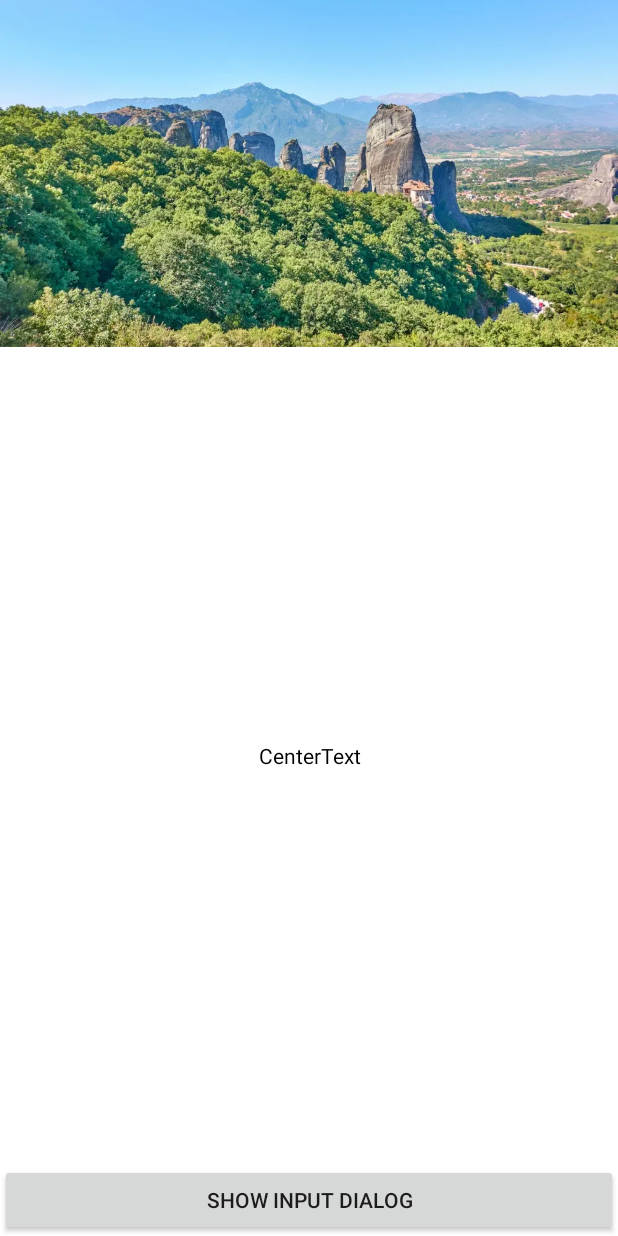
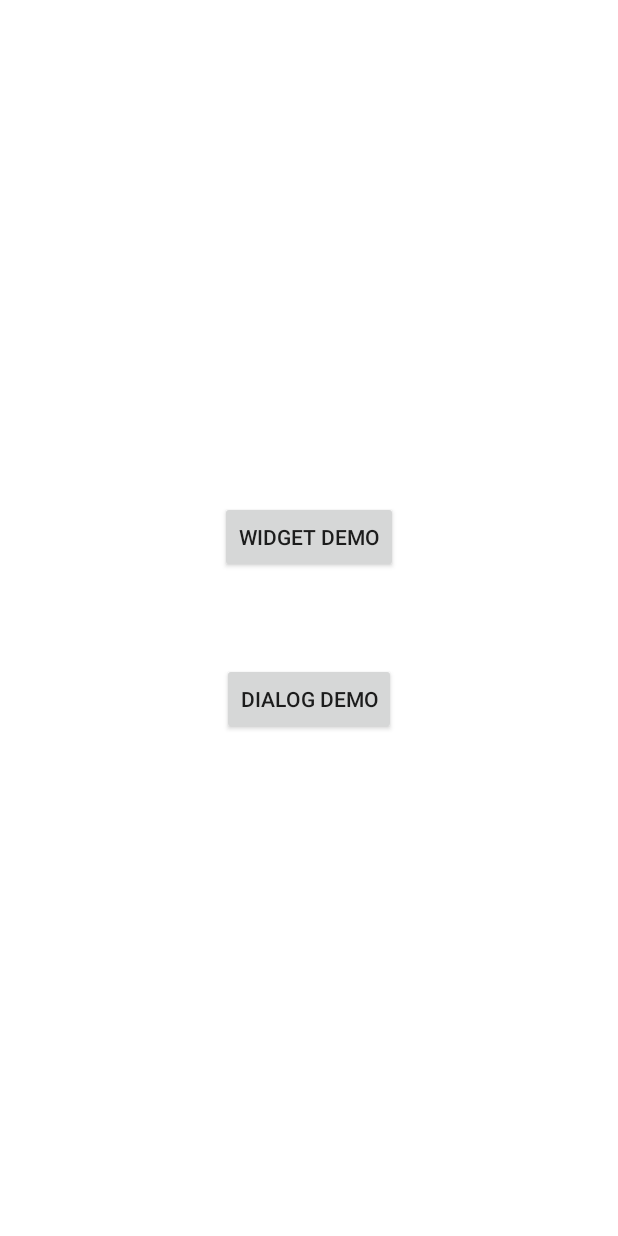
Before and after one commit to Shinyshine90/KeyboardAwareUiKit, an Android app: the screen it shows after launch (MainActivity), on a phone screen of 412 x 824 dp. Run offline under Robolectric (Android 15) with nearby library versions, the phone set to English and light mode, and no system bars.

Commit message:
feat: widget封装方式重构，提供Widget、Dialog两个使用场景的Demo

```diff
--- a/app/src/main/java/com/example/inputpaneldialog/MainActivity.kt
+++ b/app/src/main/java/com/example/inputpaneldialog/MainActivity.kt
@@ -1,102 +1,23 @@
 package com.example.inputpaneldialog
 
+import android.content.Intent
+import androidx.appcompat.app.AppCompatActivity
 import android.os.Bundle
-import android.util.Log
 import android.view.View
-import android.graphics.Color
-import android.content.res.Configuration
-import android.view.WindowManager
-import androidx.appcompat.app.AppCompatActivity
-import androidx.core.view.WindowCompat
-import androidx.core.view.updatePadding
-import com.candy.keyboard_aware.KeyboardDialog
-import com.candy.keyboard_aware.utils.SystemUiUtils
-import com.example.inputpaneldialog.dialog.DemoKeyboardDialog
-import com.example.inputpaneldialog.helper.OrientationHelper
-
-private const val TAG = "MainActivityTag"
+import com.example.inputpaneldialog.demo.chat.ChatDemoActivity
+import com.example.inputpaneldialog.demo.dialog.KeyboardDialogDemoActivity
 
 class MainActivity : AppCompatActivity() {
+    override fun onCreate(savedInstanceState: Bundle?) {
+        super.onCreate(savedInstanceState)
+        setContentView(R.layout.activity_main)
 
-    private var panelDialog: KeyboardDialog? = null
+        findViewById<View>(R.id.btn_widget_demo).setOnClickListener {
+            startActivity(Intent(this, ChatDemoActivity::class.java))
+        }
 
-    private val btnShowDialog by lazy {
-        findViewById<View>(R.id.btnShowDialog)
-    }
-
-    private val orientationHelper by lazy {
-        OrientationHelper(this) {
-            requestedOrientation = it
+        findViewById<View>(R.id.btn_dialog_demo).setOnClickListener {
+            startActivity(Intent(this, KeyboardDialogDemoActivity::class.java))
         }
     }
-
-    private val tvContent by lazy {
-        findViewById<View>(R.id.tvContent)
-    }
-
-    override fun onCreate(savedInstanceState: Bundle?) {
-        super.onCreate(savedInstanceState)
-        Log.e(TAG, "onCreate: ")
-        setupSystemUi()
-        setContentView(R.layout.activity_main)
-        initView()
-        orientationHelper.start()
-    }
-
-    private fun initView() {
-        findViewById<View>(R.id.btnShowDialog).setOnClickListener {
-            showInputDialog()
-        }
-    }
-
-    override fun onConfigurationChanged(newConfig: Configuration) {
-        hideInputDialog()
-        setupSystemUi()
-        super.onConfigurationChanged(newConfig)
-        Log.e(TAG, "onConfigurationChanged: ")
-    }
-
-    override fun onWindowFocusChanged(hasFocus: Boolean) {
-        setupSystemUi()
-        super.onWindowFocusChanged(hasFocus)
-        Log.e(TAG, "onWindowFocusChanged: ")
-    }
-
-    private fun showInputDialog() {
-        panelDialog = DemoKeyboardDialog(this).apply {
-            show {
-                registerBottomUiHeightChanged {
-                    val bottom = (it - btnShowDialog.height).coerceAtLeast(0)
-                    tvContent.updatePadding(bottom = bottom)
-                }
-            }
-        }
-    }
-
-    private fun hideInputDialog() {
-        panelDialog?.dismiss()
-        panelDialog = null
-    }
-
-    private fun setupSystemUi() {
-        if (resources.configuration.orientation == Configuration.ORIENTATION_LANDSCAPE) {
-            window.addFlags(WindowManager.LayoutParams.FLAG_FULLSCREEN)
-            SystemUiUtils.immersionMode(window)
-            //SystemUiUtils.hideStatusBar(window)
-            //SystemUiUtils.hideNavigationBar(window)
-        } else {
-            WindowCompat.setDecorFitsSystemWindows(window, true)
-            window.clearFlags(WindowManager.LayoutParams.FLAG_FULLSCREEN)
-            SystemUiUtils.showStatusBar(window)
-            SystemUiUtils.statusBarColor(window, Color.RED)
-            SystemUiUtils.showNavigationBar(window)
-            SystemUiUtils.navigationBarColor(window, Color.WHITE)
-        }
-    }
-
-    override fun onDestroy() {
-        orientationHelper.release()
-        super.onDestroy()
-    }
-
 }
--- a/app/src/main/res/layout/activity_main.xml
+++ b/app/src/main/res/layout/activity_main.xml
@@ -1,16 +1,32 @@
 <?xml version="1.0" encoding="utf-8"?>
-<FrameLayout
+<androidx.constraintlayout.widget.ConstraintLayout
     xmlns:android="http://schemas.android.com/apk/res/android"
+    xmlns:app="http://schemas.android.com/apk/res-auto"
+    xmlns:tools="http://schemas.android.com/tools"
     android:layout_width="match_parent"
     android:layout_height="match_parent">
 
-    <FrameLayout
-        android:id="@+id/flRoot"
-        android:layout_width="match_parent"
-        android:layout_height="match_parent">
 
-        <include layout="@layout/activity_main_pt"/>
+    <Button
+        android:id="@+id/btn_widget_demo"
+        android:layout_width="wrap_content"
+        android:layout_height="wrap_content"
+        android:text="widget demo"
+        android:layout_marginBottom="60dp"
+        app:layout_constraintVertical_chainStyle="packed"
+        app:layout_constraintEnd_toEndOf="parent"
+        app:layout_constraintStart_toStartOf="parent"
+        app:layout_constraintTop_toTopOf="parent"
+        app:layout_constraintBottom_toTopOf="@+id/btn_dialog_demo"
+        />
 
-    </FrameLayout>
-
-</FrameLayout>
+    <Button
+        android:id="@+id/btn_dialog_demo"
+        android:layout_width="wrap_content"
+        android:layout_height="wrap_content"
+        android:text="dialog demo"
+        app:layout_constraintBottom_toBottomOf="parent"
+        app:layout_constraintEnd_toEndOf="parent"
+        app:layout_constraintStart_toStartOf="parent"
+        app:layout_constraintTop_toBottomOf="@+id/btn_widget_demo" />
+</androidx.constraintlayout.widget.ConstraintLayout>
--- a/keyboard-aware-layout/src/main/res/layout/dialog_input_panel.xml
+++ b/keyboard-aware-layout/src/main/res/layout/dialog_input_panel.xml
@@ -1,5 +1,5 @@
 <?xml version="1.0" encoding="utf-8"?>
-<com.candy.keyboard_aware.KeyboardAwareLinearLayout
+<com.candy.keyboard_aware.KeyboardAwareLayout
     xmlns:android="http://schemas.android.com/apk/res/android"
     xmlns:tools="http://schemas.android.com/tools"
     android:layout_width="match_parent"
@@ -7,4 +7,4 @@
     android:orientation="vertical"
     android:id="@+id/llRoot">
 
-</com.candy.keyboard_aware.KeyboardAwareLinearLayout>
+</com.candy.keyboard_aware.KeyboardAwareLayout>
```
Also changed, not shown: app/src/main/AndroidManifest.xml (+18 -12 lines), app/src/main/java/com/example/inputpaneldialog/demo/chat/ChatDemoActivity.kt (added, +22 -0 lines), app/src/main/java/com/example/inputpaneldialog/demo/chat/ChatKeyboardLayout.kt (added, +33 -0 lines), app/src/main/java/com/example/inputpaneldialog/demo/dialog/DemoKeyboardDialog.kt (added, +38 -0 lines), app/src/main/java/com/example/inputpaneldialog/demo/dialog/KeyboardDialogDemoActivity.kt (added, +102 -0 lines), app/src/main/java/com/example/inputpaneldialog/dialog/DemoKeyboardDialog.kt (deleted, +0 -24 lines), app/src/main/res/layout/activity_chat.xml (added, +9 -0 lines), app/src/main/res/layout/activity_keyboard_dialog.xml (added, +16 -0 lines), app/src/main/res/layout/layout_chat_content_view.xml (added, +98 -0 lines), keyboard-aware-layout/src/main/java/com/candy/keyboard_aware/KeyboardAwareLayout.kt (renamed from keyboard-aware-layout/src/main/java/com/candy/keyboard_aware/KeyboardAwareLinearLayout.kt, +58 -15 lines), keyboard-aware-layout/src/main/java/com/candy/keyboard_aware/KeyboardDialog.kt (+5 -5 lines), keyboard-aware-layout/src/main/java/com/candy/keyboard_aware/inter/IKeyboardAwareLayout.kt (added, +11 -0 lines).
